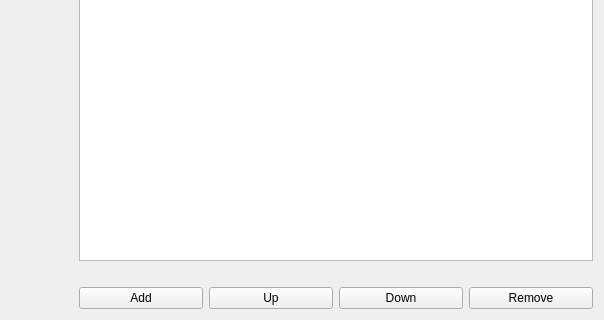
First picture: the form in src/brickv/plugin_system/plugins/red/ui/new_program_arguments.ui, repository Tinkerforge/brickv, before the edit; both pictures show x 0 to 604 and y 312 to 632 of the 604 by 632 pixel window.
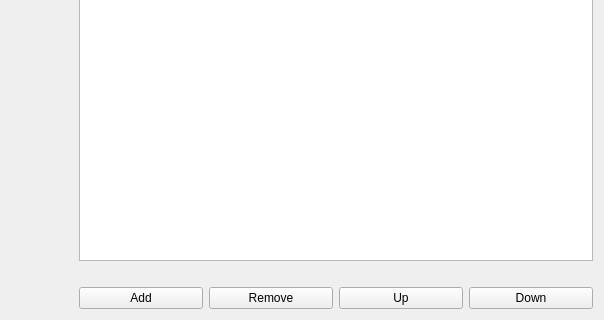
Second picture: the form after the edit.

Commit message:
red-brick/npw: Reorder ListWidgetEditor buttons
Also preserve original items and be able to restore the original state.

What changed in the file:
```diff
--- a/src/brickv/plugin_system/plugins/red/ui/new_program_arguments.ui
+++ b/src/brickv/plugin_system/plugins/red/ui/new_program_arguments.ui
@@ -47,9 +47,9 @@
       </widget>
      </item>
      <item row="2" column="4">
-      <widget class="QPushButton" name="button_remove_argument">
+      <widget class="QPushButton" name="button_down_argument">
        <property name="text">
-        <string>Remove</string>
+        <string>Down</string>
        </property>
       </widget>
      </item>
@@ -64,19 +64,19 @@
       </widget>
      </item>
      <item row="2" column="3">
-      <widget class="QPushButton" name="button_down_argument">
-       <property name="text">
-        <string>Down</string>
-       </property>
-      </widget>
-     </item>
-     <item row="2" column="2">
       <widget class="QPushButton" name="button_up_argument">
        <property name="text">
         <string>Up</string>
        </property>
       </widget>
      </item>
+     <item row="2" column="2">
+      <widget class="QPushButton" name="button_remove_argument">
+       <property name="text">
+        <string>Remove</string>
+       </property>
+      </widget>
+     </item>
     </layout>
    </item>
   </layout>
```
Left out of the diff: 2 changed lines with no effect on the pictures. The commit also changes 2 other files.
